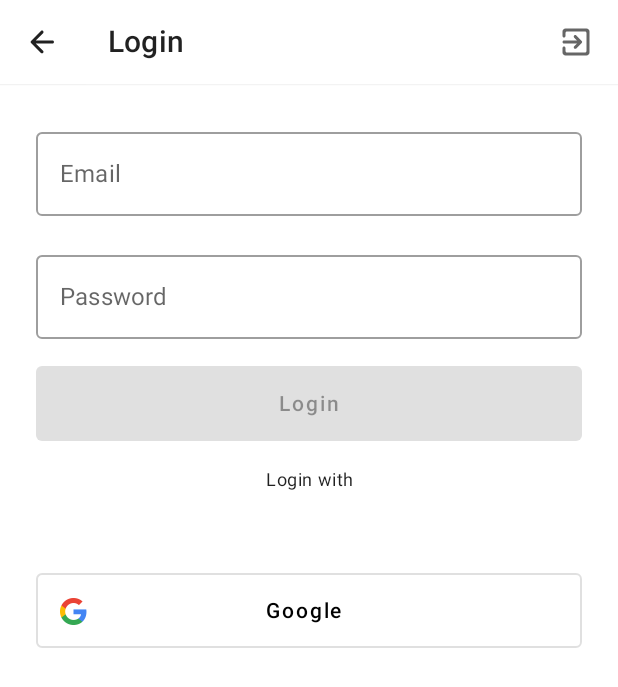
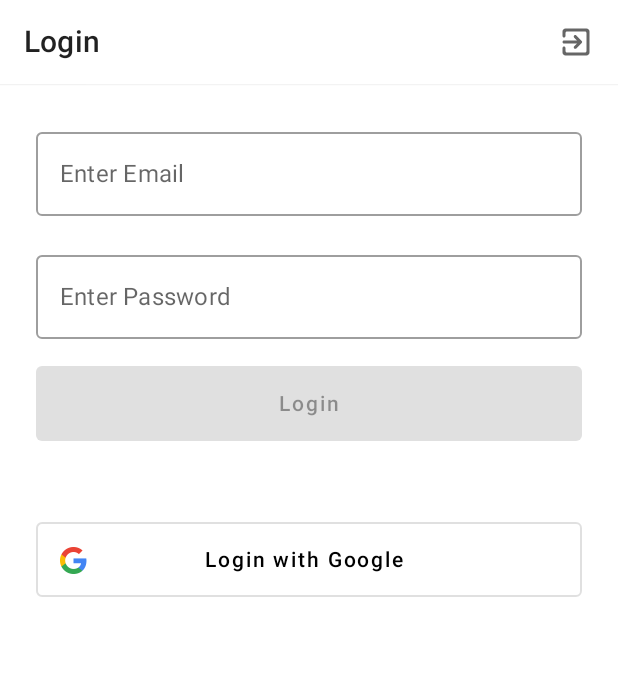
Before and after one commit to johannaNagel/TES_Turnierplaner, an Android app built with Jetpack Compose: the @Preview function LoginScreenPreview, on a phone screen of 412 x 824 dp. Shown: the top 687 px of the screen. Run offline under Robolectric (Android 15) with nearby library versions, the light colour scheme and no system bars; our stand-ins replace Firebase (no records; nobody signed in at launch, a user with empty details on screens opened directly).

Commit message:
feat: Google Sign in
editted manifest file, changed UI for Login

```diff
--- a/Turnierplaner/app/src/main/java/com/example/turnierplaner/googlesignin/MainActivity.kt
+++ b/Turnierplaner/app/src/main/java/com/example/turnierplaner/googlesignin/MainActivity.kt
@@ -1,4 +1,4 @@
-package com.example.turnierplaner.GoogleSignIn
+package com.example.turnierplaner.googlesignin
 
 import android.os.Bundle
 import androidx.activity.ComponentActivity
--- a/Turnierplaner/app/src/main/java/com/example/turnierplaner/googlesignin/ui/login/LoginScreen.kt
+++ b/Turnierplaner/app/src/main/java/com/example/turnierplaner/googlesignin/ui/login/LoginScreen.kt
@@ -2,14 +2,11 @@
 
 import android.util.Log
 import androidx.activity.compose.rememberLauncherForActivityResult
-import androidx.activity.result.ActivityResult
-import androidx.activity.result.contract.ActivityResultContract
 import androidx.activity.result.contract.ActivityResultContracts
 import androidx.compose.foundation.layout.*
 import androidx.compose.material.*
 import androidx.compose.material.icons.Icons
 import androidx.compose.material.icons.filled.MailOutline
-import androidx.compose.material.icons.rounded.ArrowBack
 import androidx.compose.material.icons.rounded.ExitToApp
 import androidx.compose.runtime.*
 import androidx.compose.ui.Alignment
@@ -20,7 +17,6 @@
 import com.example.turnierplaner.R
 import androidx.compose.ui.res.stringResource
 import androidx.compose.ui.text.input.PasswordVisualTransformation
-import androidx.compose.ui.text.input.VisualTransformation
 import androidx.compose.ui.text.style.TextAlign
 import androidx.compose.ui.tooling.preview.Preview
 import androidx.compose.ui.unit.dp
@@ -67,16 +63,8 @@
           title = {
             Text(text = "Login")
           },
-          navigationIcon = {
-            IconButton(onClick = { /*TODO*/ }) {
-              Icon(
-                imageVector = Icons.Rounded.ArrowBack,
-                contentDescription = null,
-              )
-            }
-          },
           actions = {
-            IconButton(onClick = { Firebase.auth.signOut() }) {
+            IconButton(onClick = { Firebase.auth.signOut() },) {
               Icon(
                 imageVector = Icons.Rounded.ExitToApp,
                 contentDescription = null,
@@ -101,7 +89,7 @@
             modifier = Modifier.fillMaxWidth(),
             value = userEmail,
             label = {
-              Text(text = "Email")
+              Text(text = "Enter Email")
             },
             onValueChange = {
               userEmail = it
@@ -113,7 +101,7 @@
             visualTransformation = PasswordVisualTransformation(),
             value = userPassword,
             label = {
-              Text(text = "Password")
+              Text(text = "Enter Password")
             },
             onValueChange = {
               userPassword = it
@@ -129,13 +117,6 @@
             onClick = {
               viewModel.signInWithEmailAndPassword(userEmail.trim(), userPassword.trim())
             }
-          )
-
-          Text(
-            modifier = Modifier.fillMaxWidth(),
-            textAlign = TextAlign.Center,
-            style = MaterialTheme.typography.caption,
-            text = "Login with"
           )
 
           Spacer(modifier = Modifier.height(18.dp))
@@ -169,7 +150,7 @@
                   Text(
                     style = MaterialTheme.typography.button,
                     color = MaterialTheme.colors.onSurface,
-                    text = "Google"
+                    text = "Login with Google"
                   )
                   Icon(
                     tint = Color.Transparent,
--- a/Turnierplaner/build.gradle
+++ b/Turnierplaner/build.gradle
@@ -8,7 +8,7 @@
         mavenCentral()
     }
     dependencies {
-        classpath "com.android.tools.build:gradle:7.0.3"
+        classpath ("com.android.tools.build:gradle:7.0.3")
         classpath 'org.jetbrains.kotlin:kotlin-gradle-plugin:1.5.21'
         classpath 'com.google.gms:google-services:4.3.10'
 
```
Also changed, not shown: Turnierplaner/app/build.gradle (+15 -3 lines), Turnierplaner/app/src/main/AndroidManifest.xml (+7 -8 lines), Turnierplaner/app/src/main/java/com/example/turnierplaner/googlesignin/ui/login/LoginScreenViewModel.kt (+3 -4 lines).
